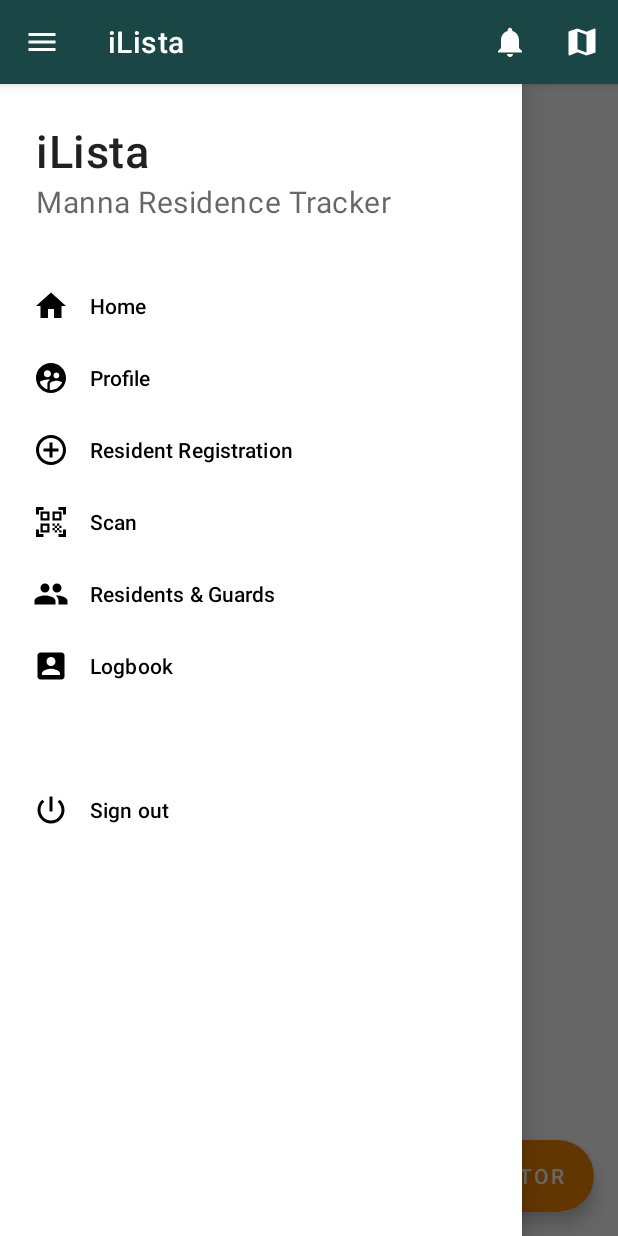
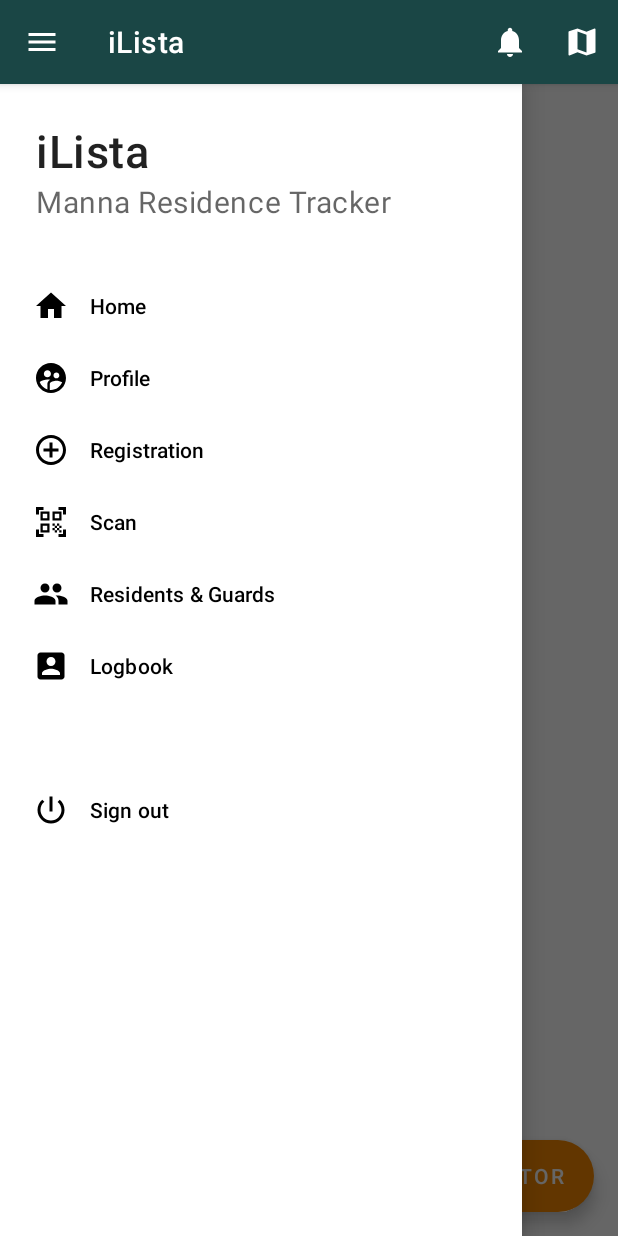
Before and after one commit to russelowens/manna_project, an Android app: the Home screen opened directly, with no data from a screen before it, with the side drawer open, on a phone screen of 412 x 824 dp. Run offline under Robolectric (Android 15) with nearby library versions, the phone set to English and light mode, and no system bars; our stand-ins replace Firebase (no records; nobody signed in at launch, a user with empty details on screens opened directly); libraries missing offline, so code that uses them is left out: com.tapadoo.alerter, com.toptoche.searchablespinnerlibrary; 4 statements that could not run were skipped.

```diff
--- a/app/src/main/res/menu/menu.xml
+++ b/app/src/main/res/menu/menu.xml
@@ -15,7 +15,7 @@
         <item
             android:id="@+id/btnregistration"
             android:icon="@drawable/ic_plus"
-            android:title="Resident Registration"/>
+            android:title="Registration"/>
         <item
             android:id="@+id/btnscan"
             android:icon="@drawable/ic_scan"
```
